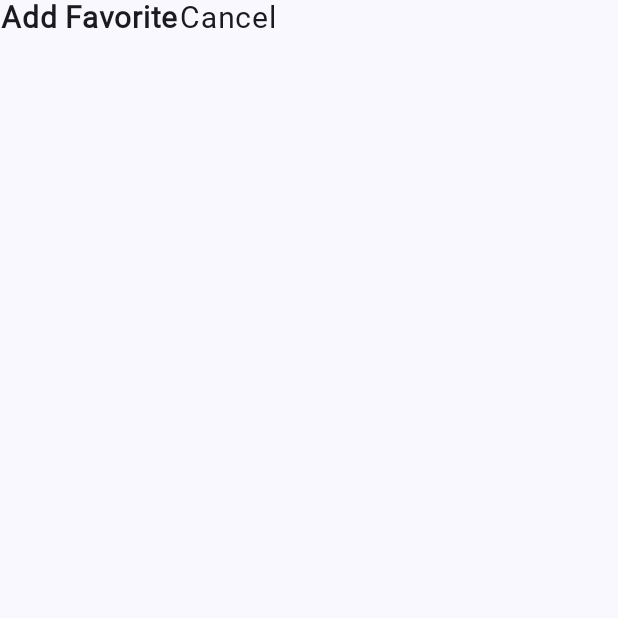
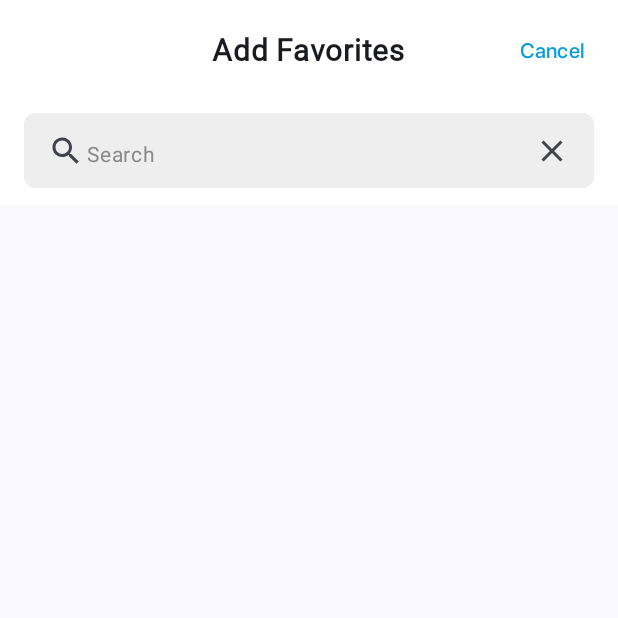
Before and after one commit to cuappdev/ithaca-transit-compose, an Android app built with Jetpack Compose: the composable AddFavoritesSearchSheet shown on its own in the app's theme, on a phone screen of 412 x 824 dp, the top half of it. Run offline under Robolectric (Android 15) with nearby library versions, the light colour scheme and no system bars; our stand-ins replace Dagger/Hilt's generated code; Roboto replaces fonts that are not available here.

Commit message:
Navigation from FavoritesBottomSheet to AddFavoritesBottomSheet

```diff
--- a/app/build.gradle.kts
+++ b/app/build.gradle.kts
@@ -72,6 +72,7 @@ dependencies {
     implementation("androidx.compose.material:material:1.6.5")
     implementation("androidx.compose.material3:material3")
     implementation("com.google.android.gms:play-services-location:21.1.0")
+    implementation ("androidx.compose.material3:material3:1.1.0-alpha02")
     implementation("androidx.constraintlayout:constraintlayout:2.1.4")
     implementation("androidx.media3:media3-common:1.3.0")
     testImplementation("junit:junit:4.13.2")
--- a/app/src/main/java/com/cornellappdev/transit/ui/components/AddFavoritesSearchSheet.kt
+++ b/app/src/main/java/com/cornellappdev/transit/ui/components/AddFavoritesSearchSheet.kt
@@ -1,42 +1,121 @@
 package com.cornellappdev.transit.ui.components
 
+import androidx.compose.foundation.background
+import androidx.compose.foundation.clickable
+import androidx.compose.foundation.layout.Arrangement
+import androidx.compose.foundation.layout.Box
 import androidx.compose.foundation.layout.Column
 import androidx.compose.foundation.layout.Row
+import androidx.compose.foundation.layout.Spacer
+import androidx.compose.foundation.layout.fillMaxHeight
+import androidx.compose.foundation.layout.fillMaxWidth
+import androidx.compose.foundation.layout.padding
+import androidx.compose.material.icons.Icons
+import androidx.compose.material.icons.outlined.Clear
+import androidx.compose.material.icons.outlined.Search
+import androidx.compose.material3.Icon
 import androidx.compose.material3.Text
+import androidx.compose.material3.TextButton
 import androidx.compose.runtime.Composable
+import androidx.compose.runtime.collectAsState
+import androidx.compose.ui.Alignment
+import androidx.compose.ui.Modifier
+import androidx.compose.ui.graphics.Color
+import androidx.compose.ui.text.font.FontStyle
 import androidx.compose.ui.text.font.FontWeight
 import androidx.compose.ui.text.style.TextAlign
-import androidx.compose.ui.tooling.preview.Preview
+import androidx.compose.ui.unit.dp
 import androidx.compose.ui.unit.sp
-import androidx.navigation.compose.rememberNavController
+import com.cornellappdev.transit.ui.theme.SecondaryText
+import com.cornellappdev.transit.ui.theme.TransitBlue
 import com.cornellappdev.transit.ui.theme.sfProDisplayFamily
+import com.cornellappdev.transit.ui.theme.sfProTextFamily
+import com.cornellappdev.transit.ui.viewmodels.RouteViewModel
 
 //TODO: add spec
 @Composable
-fun AddFavoritesSearchSheet () {
-    Column() {
-        Row{
+fun AddFavoritesSearchSheet(
+    routeViewModel: RouteViewModel,
+    cancelOnClick: () -> Unit,
+) {
+
+
+    // Search bar flow
+    val searchBarValue = routeViewModel.searchQuery.collectAsState().value
+
+    Column(
+        modifier = Modifier
+            .fillMaxHeight(0.92f)
+            .fillMaxWidth()
+    ) {
+        Column(
+            modifier = Modifier
+                .fillMaxWidth()
+                .background(color = Color.White),
+            horizontalAlignment = Alignment.CenterHorizontally
+        ) {
+            Row(
+                modifier = Modifier
+                    .fillMaxWidth()
+                    .padding(10.dp),
+                horizontalArrangement = Arrangement.SpaceBetween,
+                verticalAlignment = Alignment.CenterVertically
+            ) {
+                Box(modifier = Modifier.weight(1f)) {
                     Text(
-                text = "Add Favorite",
+                        text = "Add Favorites",
+                        fontFamily = sfProDisplayFamily,
+                        fontStyle = FontStyle.Normal,
                         fontWeight = FontWeight(600),
                         fontSize = 20.sp,
-                fontFamily = sfProDisplayFamily,
-                textAlign = TextAlign.Center
+                        modifier = Modifier.align(Alignment.Center)
                     )
+                    TextButton(
+                        onClick = cancelOnClick,
+                        content = {
                             Text(
                                 text = "Cancel",
-                fontWeight = FontWeight(300),
-                fontSize = 20.sp,
-                fontFamily = sfProDisplayFamily,
-                textAlign = TextAlign.Right
+                                fontFamily = sfProTextFamily,
+                                fontStyle = FontStyle.Normal,
+                                textAlign = TextAlign.Center,
+                                fontSize = 14.sp,
+                                fontWeight = FontWeight(500),
+                                color = TransitBlue,
                             )
+                        },
+                        modifier = Modifier.align(Alignment.CenterEnd)
+                    )
+
                 }
 
             }
+
+            SearchTextField(
+                value = searchBarValue,
+                setValue = { s -> routeViewModel.onQueryChange(s) },
+                placeholderText = "Search",
+                singleLine = true,
+                modifier = Modifier.padding(
+                    start = 16.dp,
+                    end = 16.dp,
+                    top = 7.dp,
+                    bottom = 11.dp
+                ),
+                height = 50.dp,
+                prefix = {
+                    Icon(
+                        Icons.Outlined.Search,
+                        "Search",
+                        modifier = Modifier.clickable { routeViewModel.onQueryChange("") })
+                },
+                suffix = {
+                    Icon(
+                        Icons.Outlined.Clear,
+                        "Clear",
+                        modifier = Modifier.clickable { routeViewModel.onQueryChange("") })
                 }
+            )
 
-@Preview
-@Composable
-fun PreviewAddFavScreen() {
-    AddFavoritesSearchSheet()
         }
+    }
+}
--- a/app/src/main/java/com/cornellappdev/transit/ui/components/BottomSheetContent.kt
+++ b/app/src/main/java/com/cornellappdev/transit/ui/components/BottomSheetContent.kt
@@ -41,6 +41,7 @@ fun BottomSheetContent(
     editState: Boolean,
     data: List<Stop>,
     onclick: () -> Unit,
+    addOnClick: () -> Unit,
     favoritesViewModel: FavoritesViewModel = hiltViewModel()
 ) {
     Column() {
@@ -92,7 +93,7 @@ fun BottomSheetContent(
                     label = "Add",
                     sublabel = "",
                     editing = editState,
-                    addOnClick = {}, //add function to run when "Add' is clicked
+                    addOnClick = addOnClick,
                     removeOnClick = {}
                 )
             }
--- a/app/src/main/java/com/cornellappdev/transit/ui/viewmodels/FavoritesViewModel.kt
+++ b/app/src/main/java/com/cornellappdev/transit/ui/viewmodels/FavoritesViewModel.kt
@@ -59,8 +59,6 @@ class FavoritesViewModel @Inject constructor(
         }
     }.stateIn(scope, SharingStarted.Eagerly, emptyList())
 
-
-
     /**
      * Asynchronous function to remove a stop from favorites
      */
```
Also changed, not shown: app/src/main/java/com/cornellappdev/transit/ui/screens/HomeScreen.kt (+51 -6 lines). Lines whose indentation alone changed are shown as unchanged.
